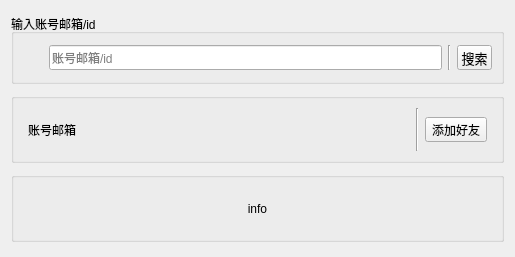
fhwhsa/netdisk, file client/addfrienddialog.ui: the form before one commit.
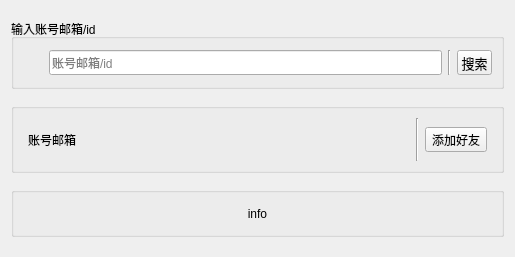
The form after the commit. Icons and pictures are not drawn.

Diff of the .ui file:
```diff
--- a/client/addfrienddialog.ui
+++ b/client/addfrienddialog.ui
@@ -163,7 +163,7 @@
        <property name="minimumSize">
         <size>
          <width>0</width>
-         <height>70</height>
+         <height>50</height>
         </size>
        </property>
        <property name="maximumSize">
@@ -250,13 +250,13 @@
        <property name="minimumSize">
         <size>
          <width>0</width>
-         <height>70</height>
+         <height>50</height>
         </size>
        </property>
        <property name="maximumSize">
         <size>
          <width>16777215</width>
-         <height>70</height>
+         <height>50</height>
         </size>
        </property>
        <property name="title">
```
Left out of the diff: 4 changed lines with no effect on the pictures.
